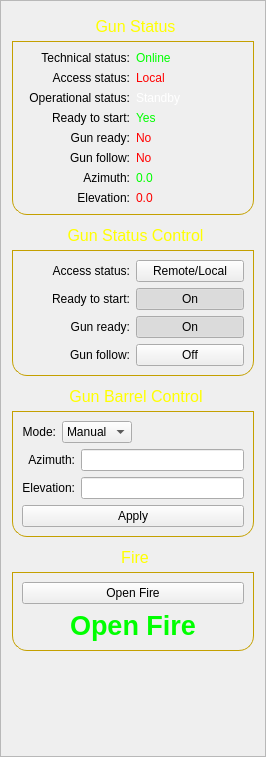
Old version of the form framegun.ui in the repository MiftahSalam/FA-FCS-2020-HMI.
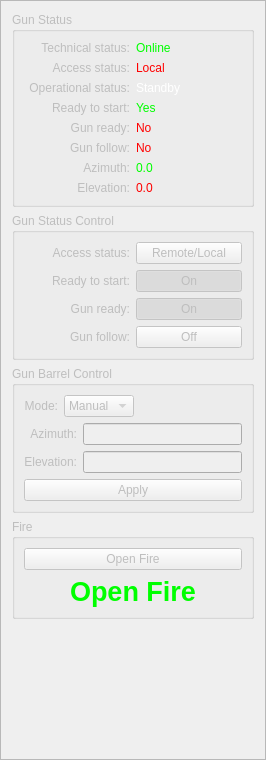
New version of the form.

```diff
--- a/framegun.ui
+++ b/framegun.ui
@@ -2,12 +2,15 @@
 <ui version="4.0">
  <class>FrameGun</class>
  <widget class="QFrame" name="FrameGun">
+  <property name="enabled">
+   <bool>false</bool>
+  </property>
   <property name="geometry">
    <rect>
     <x>0</x>
     <y>0</y>
     <width>266</width>
-    <height>757</height>
+    <height>760</height>
    </rect>
   </property>
   <property name="sizePolicy">
@@ -31,26 +34,7 @@
      <item>
       <widget class="QGroupBox" name="groupBoxGunStat">
        <property name="styleSheet">
-        <string notr="true">QGroupBox {
-    border: 1px solid gray;
-    border-color: rgb(196, 160, 0);
-    margin-top: 29px;
-    font-size: 16px;
-    border-bottom-left-radius: 15px;
-    border-bottom-right-radius: 15px;
-}
-
-QGroupBox::title {
-    subcontrol-origin: margin;
-    subcontrol-position: top center;
-    border-top-left-radius: 15px;
-    border-top-right-radius: 15px;
-    padding: 5px 150px;
-    color: rgb(255, 255, 0);
-	background-color: qlineargradient(x1:0, y1:0, x2:0, y2:1,
-                                      stop:0 #616161, stop: 0.5 #505050,
-                                      stop: 0.6 #434343, stop:1 #656565);
-}</string>
+        <string notr="true"/>
        </property>
        <property name="title">
         <string>Gun Status</string>
@@ -409,26 +393,7 @@
         </size>
        </property>
        <property name="styleSheet">
-        <string notr="true">QGroupBox {
-    border: 1px solid gray;
-    border-color: rgb(196, 160, 0);
-    margin-top: 29px;
-    font-size: 16px;
-    border-bottom-left-radius: 15px;
-    border-bottom-right-radius: 15px;
-}
-
-QGroupBox::title {
-    subcontrol-origin: margin;
-    subcontrol-position: top center;
-    border-top-left-radius: 15px;
-    border-top-right-radius: 15px;
-    padding: 5px 150px;
-    color: rgb(255, 255, 0);
-	background-color: qlineargradient(x1:0, y1:0, x2:0, y2:1,
-                                      stop:0 #616161, stop: 0.5 #505050,
-                                      stop: 0.6 #434343, stop:1 #656565);
-}</string>
+        <string notr="true"/>
        </property>
        <property name="title">
         <string>Gun Status Control</string>
@@ -569,26 +534,7 @@
         </sizepolicy>
        </property>
        <property name="styleSheet">
-        <string notr="true">QGroupBox {
-    border: 1px solid gray;
-    border-color: rgb(196, 160, 0);
-    margin-top: 29px;
-    font-size: 16px;
-    border-bottom-left-radius: 15px;
-    border-bottom-right-radius: 15px;
-}
-
-QGroupBox::title {
-    subcontrol-origin: margin;
-    subcontrol-position: top center;
-    border-top-left-radius: 15px;
-    border-top-right-radius: 15px;
-    padding: 5px 150px;
-    color: rgb(255, 255, 0);
-	background-color: qlineargradient(x1:0, y1:0, x2:0, y2:1,
-                                      stop:0 #616161, stop: 0.5 #505050,
-                                      stop: 0.6 #434343, stop:1 #656565);
-}</string>
+        <string notr="true"/>
        </property>
        <property name="title">
         <string>Gun Barrel Control</string>
@@ -705,26 +651,7 @@
         </sizepolicy>
        </property>
        <property name="styleSheet">
-        <string notr="true">QGroupBox {
-    border: 1px solid gray;
-    border-color: rgb(196, 160, 0);
-    margin-top: 29px;
-    font-size: 16px;
-    border-bottom-left-radius: 15px;
-    border-bottom-right-radius: 15px;
-}
-
-QGroupBox::title {
-    subcontrol-origin: margin;
-    subcontrol-position: top center;
-    border-top-left-radius: 15px;
-    border-top-right-radius: 15px;
-    padding: 5px 150px;
-    color: rgb(255, 255, 0);
-	background-color: qlineargradient(x1:0, y1:0, x2:0, y2:1,
-                                      stop:0 #616161, stop: 0.5 #505050,
-                                      stop: 0.6 #434343, stop:1 #656565);
-}</string>
+        <string notr="true"/>
        </property>
        <property name="title">
         <string>Fire</string>
@@ -744,7 +671,7 @@
           <item>
            <widget class="QPushButton" name="pushButtonGunBarControlApply_2">
             <property name="enabled">
-             <bool>true</bool>
+             <bool>false</bool>
             </property>
             <property name="sizePolicy">
              <sizepolicy hsizetype="Minimum" vsizetype="Minimum">
```
